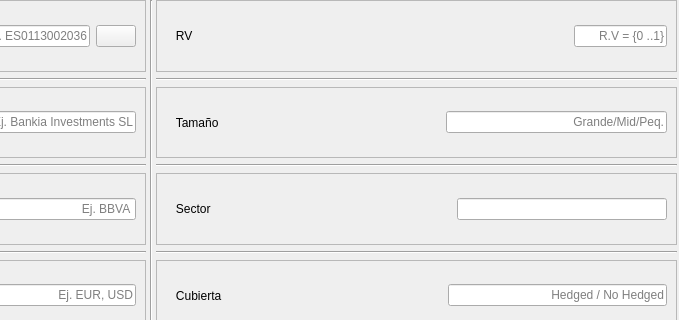
Qt form src/GUI/AddISINView.ui (jesusramondovale/IngenicaSTS) before a commit; both pictures show x 385 to 1064 and y 0 to 320 of the 1064 by 593 pixel window.
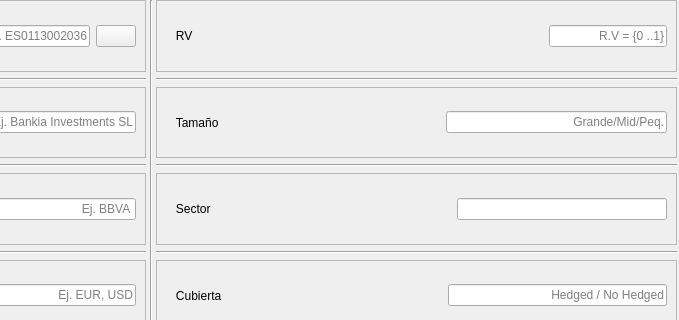
The same form after that commit. Icons and pictures are not drawn.

Commit message: Bug Fix: Dropeo de Tablas al borrar Fondo (C.Virt)

```diff
--- a/src/GUI/AddISINView.ui
+++ b/src/GUI/AddISINView.ui
@@ -515,7 +515,7 @@
           </property>
           <property name="sizeHint" stdset="0">
            <size>
-            <width>390</width>
+            <width>350</width>
             <height>20</height>
            </size>
           </property>
```
The commit also changes 2 other files.
